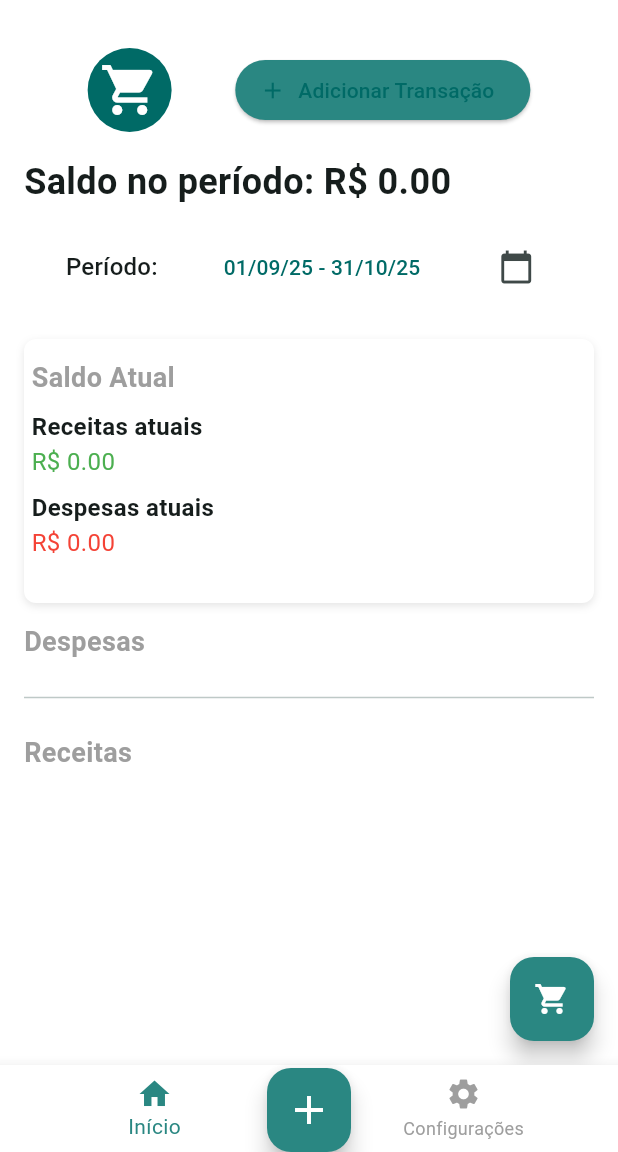
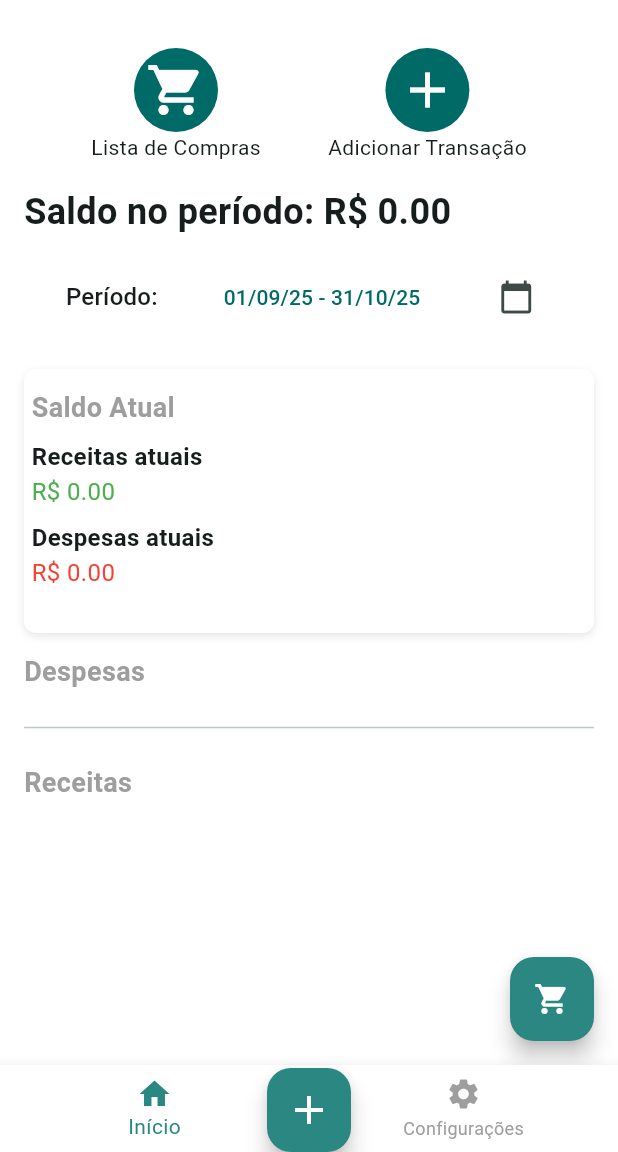
Before and after one commit to lukksRhyan/family_finances, a Flutter app: the screen it shows after launch, on a phone screen of 412 x 824 dp, the part 84-1236 px from its top. Run offline on Flutter 3.47's test engine with Material 3 defaults, Android fonts, the phone set to English and light mode, and no system bars; drawn by our look-alikes of fl_chart.

Commit message:
Criados ROWButtons

```diff
--- a/lib/screens/overview_screen.dart
+++ b/lib/screens/overview_screen.dart
@@ -1,4 +1,6 @@
+import 'package:family_finances/screens/add_transaction_screen.dart';
 import 'package:family_finances/styles/section_style.dart';
+import 'package:family_finances/widgets/row_option.dart';
 import 'package:flutter/material.dart';
 import 'package:provider/provider.dart';
 import 'package:fl_chart/fl_chart.dart';
@@ -145,26 +147,19 @@ class _OverviewScreenState extends State<OverviewScreen> {
   return Row(
     mainAxisAlignment: MainAxisAlignment.spaceEvenly,
     children: [
-      IconButton.filled(
-        color: Colors.white,
-        iconSize: 40,
-        highlightColor: Colors.grey[300],
-        onPressed: () {
+      RowOption(title: "Lista de Compras", iconData: Icons.shopping_cart, onTap: () {
         Navigator.push(
           context,
           MaterialPageRoute(builder: (context) => const ShoppingListScreen()),
         );
-      }, icon: const Icon(Icons.shopping_cart)),
-      ElevatedButton.icon(
-        onPressed: () {
-          // Ação para adicionar nova transação
-        },
-        icon: const Icon(Icons.add),
-        label: const Text('Adicionar Transação'),
-        style: ElevatedButton.styleFrom(
-          backgroundColor: const Color(0xFF2A8782),
-        ),
-      ),
+      }),
+      RowOption(title: "Adicionar Transação", iconData: Icons.add, onTap: () {
+        Navigator.push(
+          context,
+          MaterialPageRoute(builder: (context) => const AddTransactionScreen()),
+        );
+      }),
+
     ],
   );
  }
--- /dev/null
+++ b/lib/widgets/row_option.dart
@@ -0,0 +1,28 @@
+
+import 'package:flutter/material.dart';
+class RowOption extends StatelessWidget {
+  final String title;
+  final IconData iconData;
+  final VoidCallback onTap;
+
+  const RowOption({
+    required this.title,
+    required this.iconData,
+    required this.onTap,
+  });
+  @override
+  Widget build(BuildContext context) {
+    return Column(
+        children: [
+      IconButton.filled(
+        color: Colors.white,
+        iconSize: 40,
+        highlightColor: Colors.grey[300],
+        onPressed: onTap,
+        icon: Icon(iconData),
+        ),
+        Text(title),
+        ]
+      );
+  }
+}
```
